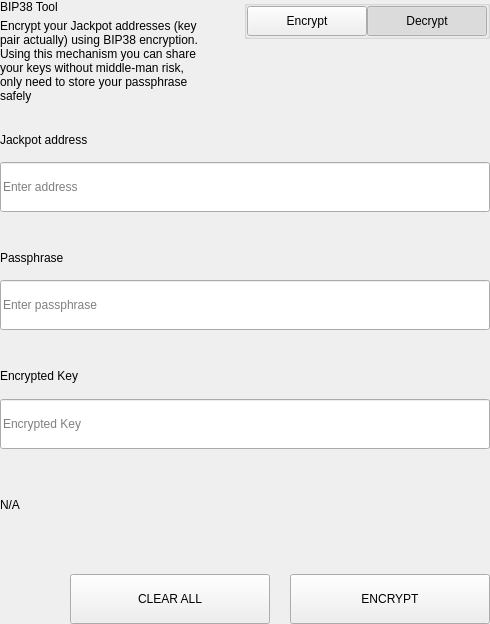
decenomy/DSW, file src/qt/pivx/settings/forms/settingsbittoolwidget.ui: the form before one commit.
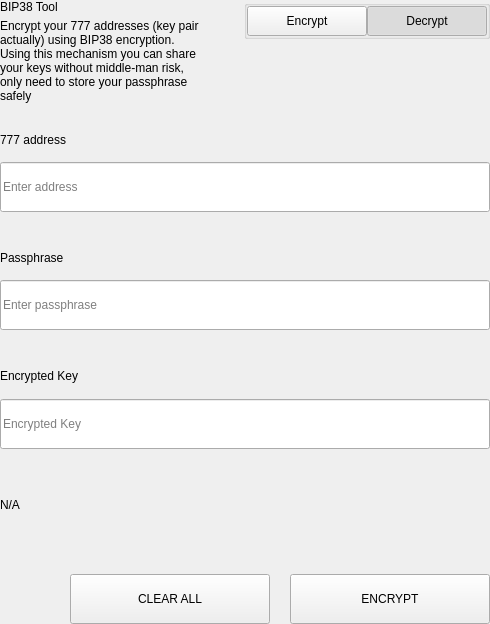
The form after the commit.

Commit message: Label Jackpot replaced by the ticker 777 where it should appear. Only changes in UI, still.

Diff of the .ui file:
```diff
--- a/src/qt/pivx/settings/forms/settingsbittoolwidget.ui
+++ b/src/qt/pivx/settings/forms/settingsbittoolwidget.ui
@@ -69,7 +69,7 @@
             <item>
              <widget class="QLabel" name="labelSubtitle1">
               <property name="text">
-               <string>Encrypt your Jackpot addresses (key pair actually) using BIP38 encryption.
+               <string>Encrypt your 777 addresses (key pair actually) using BIP38 encryption.
 Using this mechanism you can share your keys without middle-man risk, only need to store your passphrase safely</string>
               </property>
               <property name="wordWrap">
@@ -657,7 +657,7 @@
                   </size>
                  </property>
                  <property name="text">
-                  <string>Jackpot address</string>
+                  <string>777 address</string>
                  </property>
                 </widget>
                </item>
```
The commit also changes 10 other files.
